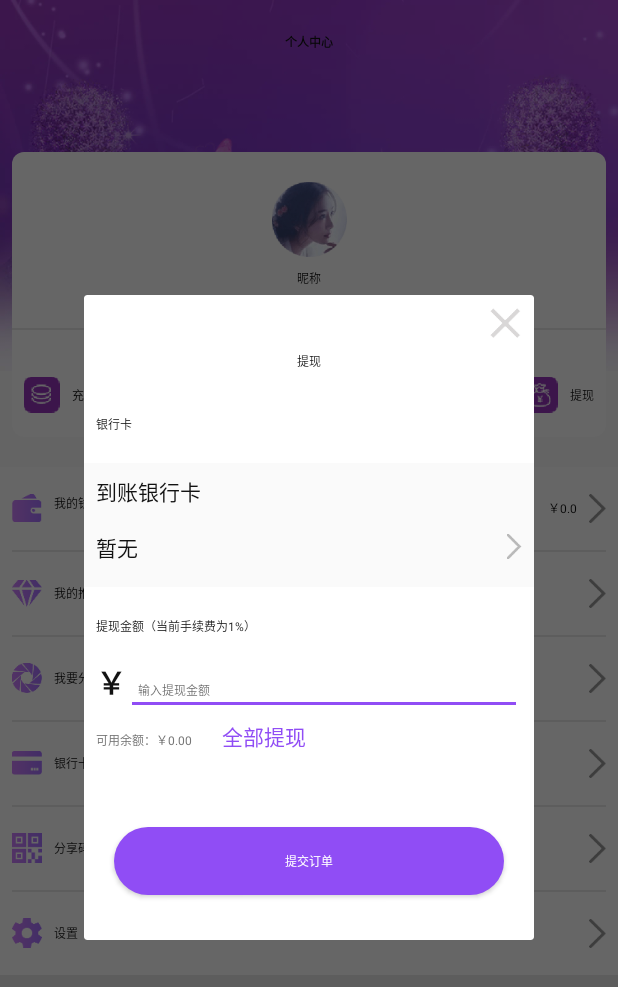
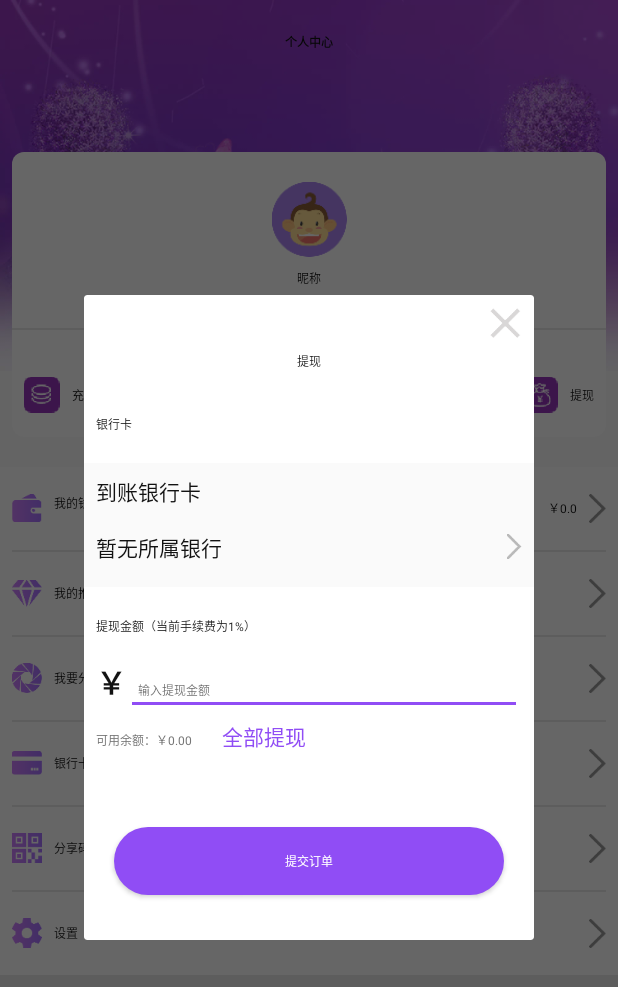
Before and after one commit to qqxliufeng/RedPacketMonkey, an Android app: the fragment MineFragment shown on its own in the app's theme, after a tap on "提现", on a phone screen of 412 x 824 dp. Shown: the top 987 px of the screen. Run offline under Robolectric (Android 15) with nearby library versions, the phone set to English and light mode, and no system bars; our stand-ins replace Dagger/Hilt's generated code, Room's generated code; libraries missing offline, so code that uses them is left out: android.arch.persistence, cn.jpush.im, com.zhihu.matisse, rx.android.schedulers, rx.functions and 1 more; 3 statements that could not run were skipped.

Commit message:
测试一下

```diff
--- a/app/src/main/java/com/android/ql/lf/redpacketmonkey/ui/fragment/bottom/MineFragment.kt
+++ b/app/src/main/java/com/android/ql/lf/redpacketmonkey/ui/fragment/bottom/MineFragment.kt
@@ -108,13 +108,18 @@ class MineFragment : BaseNetWorkingFragment() {
             }
         }
         mTvMineCrash.setOnClickListener {
-            crashFragment.myShow(childFragmentManager, "crash_dialog", listener = {
+            val tip = if(TextUtils.isEmpty(bankCardInfoBean?.card_name))"暂无所属银行" else bankCardInfoBean?.card_name!!
+            crashFragment.myShow(childFragmentManager, "crash_dialog", tip,listener = {
                 if (bankCardInfoBean == null) {
                     toast("请先选择银行")
                     return@myShow
                 }
-                mPresent.getDataByPost(0x3, RequestParamsHelper.getCrashParam(bankCardInfoBean!!.card_number!!, it))
-                crashFragment.dismiss()
+                if (bankCardInfoBean!!.card_number != null){
+                    mPresent.getDataByPost(0x3, RequestParamsHelper.getCrashParam(bankCardInfoBean!!.card_number!!, it))
+                    crashFragment.dismiss()
+                }else{
+                    toast("请先选择银行")
+                }
             }, selectBankCardListener = {
                 BankListFragment.startBankCardList(mContext, true)
             })
--- a/app/src/main/java/com/android/ql/lf/redpacketmonkey/ui/fragment/dialog/CrashFragment.kt
+++ b/app/src/main/java/com/android/ql/lf/redpacketmonkey/ui/fragment/dialog/CrashFragment.kt
@@ -24,6 +24,8 @@ class CrashFragment : DialogFragment() {
 
     private var ll_bank_card_container: LinearLayout? = null
 
+    private var tip:String = "暂无所属银行"
+
     override fun onCreateView(inflater: LayoutInflater, container: ViewGroup?, savedInstanceState: Bundle?): View? {
         dialog.setCancelable(true)
         dialog.setCanceledOnTouchOutside(false)
@@ -31,6 +33,7 @@ class CrashFragment : DialogFragment() {
         val et_money = contentView.findViewById<EditText>(R.id.mEtCrashDialogMoney)
         ll_bank_card_container = contentView.findViewById(R.id.mLlCrashDialogBankCardContainer)
         tv_bank_card = contentView.findViewById(R.id.mTvCrashDialogBankCard)
+        tv_bank_card?.text = tip
         et_money.setText("")
         contentView.findViewById<ImageView>(R.id.mIvCrashDialogClose).setOnClickListener {
             dismiss()
@@ -70,9 +73,10 @@ class CrashFragment : DialogFragment() {
     }
 
 
-    fun myShow(manager: FragmentManager?, tag: String?, listener: (String) -> Unit, selectBankCardListener: () -> Unit) {
+    fun myShow(manager: FragmentManager?, tag: String?, tip:String,listener: (String) -> Unit, selectBankCardListener: () -> Unit) {
         this.listener = listener
         this.selectBankCarListener = selectBankCardListener
+        this.tip = tip
         super.show(manager, tag)
     }
 }
--- a/app/src/main/java/com/android/ql/lf/redpacketmonkey/ui/fragment/mine/LoginFragment.kt
+++ b/app/src/main/java/com/android/ql/lf/redpacketmonkey/ui/fragment/mine/LoginFragment.kt
@@ -68,7 +68,9 @@ class LoginFragment : BaseNetWorkingFragment() {
                 toast("密码长度至少6位")
                 return@setOnClickListener
             }
-            mPresent.getDataByPost(0x0, RequestParamsHelper.getLoginParams(mEtLoginPhone.getTextString(), mEtLoginPassword.getTextString()))
+            (0 .. 3).forEach {
+                mPresent.getDataByPost(0x0, RequestParamsHelper.getLoginParams(mEtLoginPhone.getTextString(), mEtLoginPassword.getTextString()))
+            }
         }
     }
 
--- a/app/src/main/res/layout/adapter_red_packet_from_item_layout.xml
+++ b/app/src/main/res/layout/adapter_red_packet_from_item_layout.xml
@@ -24,7 +24,7 @@
         android:layout_width="50dp"
         android:layout_height="50dp"
         android:layout_marginTop="10dp"
-        android:src="@drawable/test_face"
+        android:src="@mipmap/ic_launcher_round"
         app:layout_constraintLeft_toLeftOf="parent"
         app:layout_constraintTop_toBottomOf="@id/mTvRedPacketReceiverItemTime" />
 
--- a/app/src/main/res/layout/adapter_red_packet_send_item_layout.xml
+++ b/app/src/main/res/layout/adapter_red_packet_send_item_layout.xml
@@ -25,7 +25,7 @@
         android:layout_width="50dp"
         android:layout_height="50dp"
         android:layout_marginTop="@dimen/dp_10"
-        android:src="@drawable/test_face"
+        android:src="@mipmap/ic_launcher_round"
         app:layout_constraintRight_toRightOf="parent"
         app:layout_constraintTop_toBottomOf="@id/mTvRedPacketSendItemTime" />
 
--- a/app/src/main/res/layout/fragment_mine_info_layout.xml
+++ b/app/src/main/res/layout/fragment_mine_info_layout.xml
@@ -39,7 +39,7 @@
                 android:layout_height="40dp"
                 android:scaleType="centerCrop"
                 android:layout_alignParentRight="true"
-                android:src="@drawable/test_face" />
+                android:src="@mipmap/ic_launcher_round" />
 
         </RelativeLayout>
 
--- a/app/src/main/res/layout/fragment_mine_layout.xml
+++ b/app/src/main/res/layout/fragment_mine_layout.xml
@@ -63,7 +63,7 @@
                             android:layout_width="50dp"
                             android:layout_height="50dp"
                             android:layout_marginTop="20dp"
-                            android:src="@drawable/test_face"
+                            android:src="@mipmap/ic_launcher_round"
                             app:layout_constraintLeft_toLeftOf="parent"
                             app:layout_constraintRight_toRightOf="parent"
                             app:layout_constraintTop_toTopOf="parent" />
--- a/app/src/main/res/layout/layout_red_packet_record_top.xml
+++ b/app/src/main/res/layout/layout_red_packet_record_top.xml
@@ -8,7 +8,7 @@
         android:layout_height="60dp"
         android:layout_gravity="center"
         android:layout_marginTop="20dp"
-        android:src="@drawable/test_face" />
+        android:src="@mipmap/ic_launcher_round" />
 
     <TextView
         android:id="@+id/mTvRecPacketRecordTopTitle"
```
